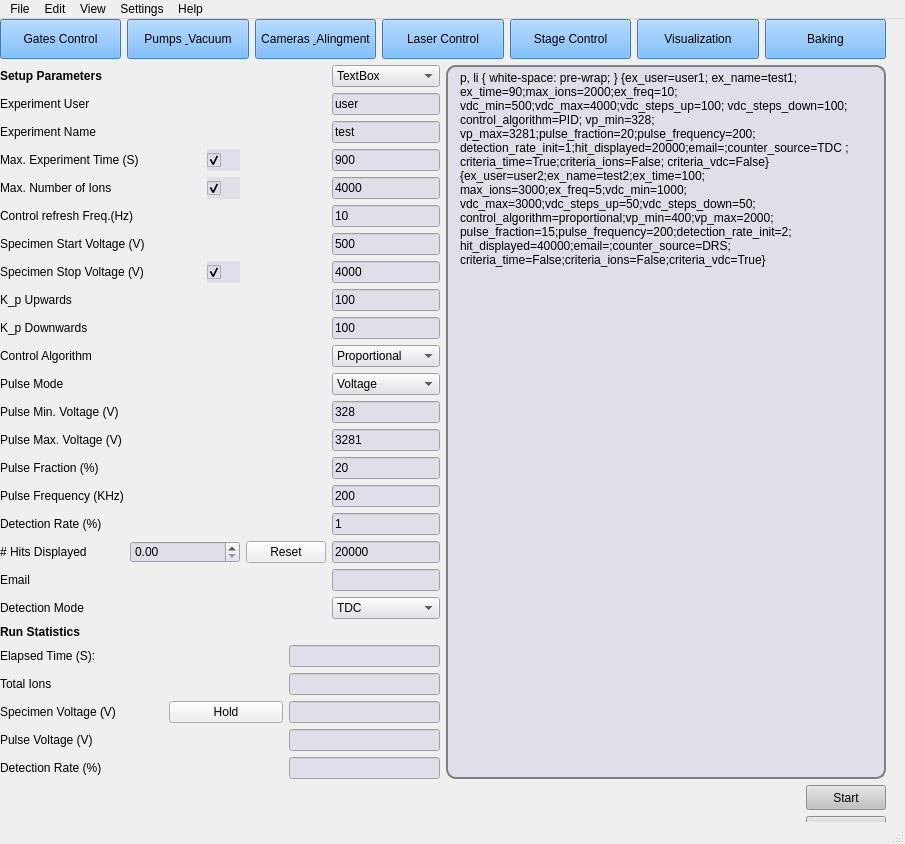
This is pyccapt/files/PyQt6_UI/gui_main.ui in mmonajem/pyoxcart as Qt 5 draws it before an edit. The edited form follows.
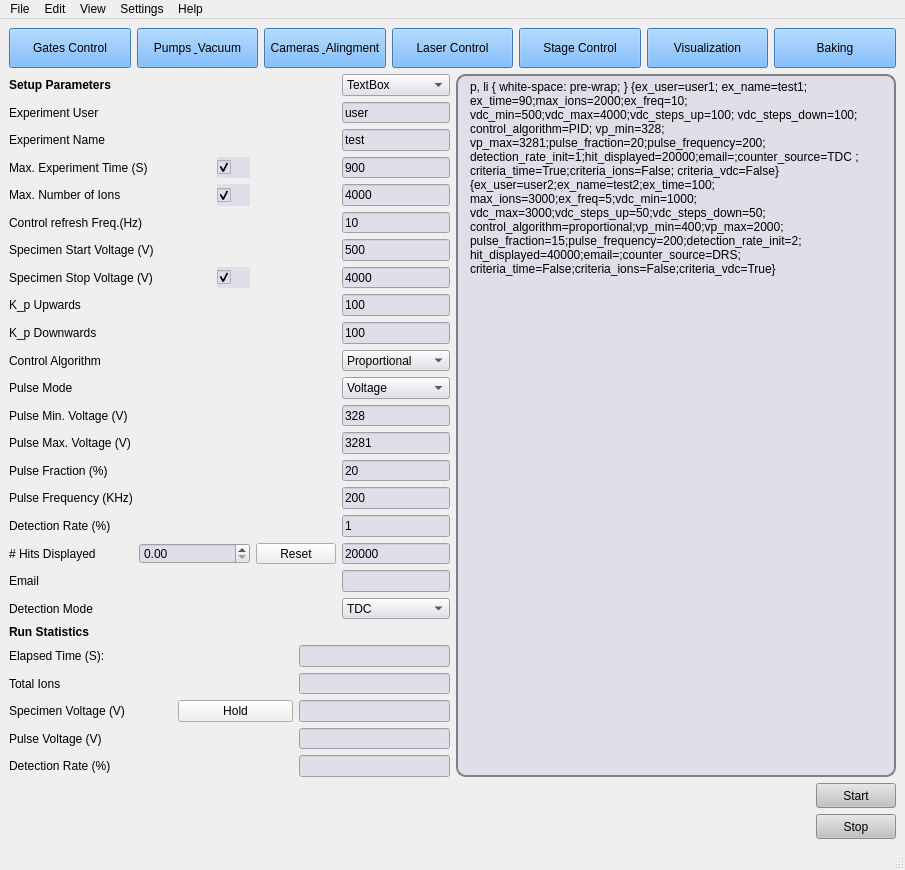
This is the edited form.

Commit message: finish new control improvement 2

The edit to the form file:
```diff
--- a/pyccapt/files/PyQt6_UI/gui_main.ui
+++ b/pyccapt/files/PyQt6_UI/gui_main.ui
@@ -7,14 +7,15 @@
                 <x>0</x>
                 <y>0</y>
                 <width>905</width>
-                <height>844</height>
+                <height>870</height>
             </rect>
         </property>
         <property name="windowTitle">
             <string>OXCART</string>
         </property>
         <widget class="QWidget" name="centralwidget">
-            <widget class="QWidget" name="">
+            <layout class="QGridLayout" name="gridLayout_5">
+                <item row="0" column="0">
                 <layout class="QGridLayout" name="gridLayout_4">
                     <item row="0" column="0" colspan="2">
                         <layout class="QHBoxLayout" name="horizontalLayout">
@@ -1339,62 +1340,78 @@
                             </property>
                             <property name="html">
                                 <string>&lt;!DOCTYPE HTML PUBLIC &quot;-//W3C//DTD HTML 4.0//EN&quot; &quot;http://www.w3.org/TR/REC-html40/strict.dtd&quot;&gt;
-                                    &lt;html&gt;&lt;head&gt;&lt;meta name=&quot;qrichtext&quot; content=&quot;1&quot; /&gt;&lt;meta
-                                    charset=&quot;utf-8&quot; /&gt;&lt;style type=&quot;text/css&quot;&gt;
-                                    p, li { white-space: pre-wrap; }
-                                    &lt;/style&gt;&lt;/head&gt;&lt;body style=&quot; font-family:'Segoe UI';
-                                    font-size:9pt; font-weight:400; font-style:normal;&quot;&gt;
-                                    &lt;p style=&quot; margin-top:0px; margin-bottom:0px; margin-left:0px;
-                                    margin-right:0px; -qt-block-indent:0; text-indent:0px;&quot;&gt;&lt;span style=&quot;
-                                    font-family:'JetBrains Mono,monospace'; font-size:8pt; color:#000000;&quot;&gt;{ex_user=user1;&lt;/span&gt;&lt;span
-                                    style=&quot; font-family:'MS Shell Dlg 2'; font-size:7.875pt;&quot;&gt;ex_name=test1;&lt;/span&gt;&lt;/p&gt;
-                                    &lt;p style=&quot; margin-top:0px; margin-bottom:0px; margin-left:0px;
-                                    margin-right:0px; -qt-block-indent:0; text-indent:0px;&quot;&gt;&lt;span style=&quot;
-                                    font-family:'MS Shell Dlg 2'; font-size:7.875pt;&quot;&gt;ex_time=90;max_ions=2000;ex_freq=10;&lt;/span&gt;&lt;/p&gt;
-                                    &lt;p style=&quot; margin-top:0px; margin-bottom:0px; margin-left:0px;
-                                    margin-right:0px; -qt-block-indent:0; text-indent:0px;&quot;&gt;&lt;span style=&quot;
-                                    font-family:'MS Shell Dlg 2'; font-size:7.875pt;&quot;&gt;vdc_min=500;vdc_max=4000;vdc_steps_up=100;&lt;/span&gt;&lt;/p&gt;
-                                    &lt;p style=&quot; margin-top:0px; margin-bottom:0px; margin-left:0px;
-                                    margin-right:0px; -qt-block-indent:0; text-indent:0px;&quot;&gt;&lt;span style=&quot;
-                                    font-family:'MS Shell Dlg 2'; font-size:7.875pt;&quot;&gt;vdc_steps_down=100;&lt;/span&gt;&lt;span
-                                    style=&quot; font-family:'JetBrains Mono,monospace'; font-size:8pt; color:#000000;&quot;&gt;control_algorithm=PID;&lt;/span&gt;&lt;span
-                                    style=&quot; font-family:'MS Shell Dlg 2'; font-size:7.875pt;&quot;&gt;vp_min=328;&lt;/span&gt;&lt;/p&gt;
-                                    &lt;p style=&quot; margin-top:0px; margin-bottom:0px; margin-left:0px;
-                                    margin-right:0px; -qt-block-indent:0; text-indent:0px;&quot;&gt;&lt;span style=&quot;
-                                    font-family:'MS Shell Dlg 2'; font-size:7.875pt;&quot;&gt;vp_max=3281;pulse_fraction=20;pulse_frequency=200;&lt;/span&gt;&lt;/p&gt;
-                                    &lt;p style=&quot; margin-top:0px; margin-bottom:0px; margin-left:0px;
-                                    margin-right:0px; -qt-block-indent:0; text-indent:0px;&quot;&gt;&lt;span style=&quot;
-                                    font-family:'MS Shell Dlg 2'; font-size:7.875pt;&quot;&gt;detection_rate_init=1;hit_displayed=20000;email=;counter_source=TDC&lt;/span&gt;&lt;span
-                                    style=&quot; font-family:'JetBrains Mono,monospace'; font-size:8pt; color:#000000;&quot;&gt;;&lt;/span&gt;&lt;/p&gt;
-                                    &lt;p style=&quot; margin-top:0px; margin-bottom:0px; margin-left:0px;
-                                    margin-right:0px; -qt-block-indent:0; text-indent:0px;&quot;&gt;&lt;span style=&quot;
-                                    font-family:'JetBrains Mono,monospace'; font-size:8pt; color:#000000;&quot;&gt;criteria_time=True;criteria_ions=False;&lt;/span&gt;&lt;/p&gt;
-                                    &lt;p style=&quot; margin-top:0px; margin-bottom:0px; margin-left:0px;
-                                    margin-right:0px; -qt-block-indent:0; text-indent:0px;&quot;&gt;&lt;span style=&quot;
-                                    font-family:'JetBrains Mono,monospace'; font-size:8pt; color:#000000;&quot;&gt;criteria_vdc=False}&lt;/span&gt;
-                                    &lt;/p&gt;
-                                    &lt;p style=&quot; margin-top:0px; margin-bottom:0px; margin-left:0px;
-                                    margin-right:0px; -qt-block-indent:0; text-indent:0px;&quot;&gt;&lt;span style=&quot;
-                                    font-family:'JetBrains Mono,monospace'; font-size:8pt; color:#000000;&quot;&gt;{ex_user=user2;ex_name=test2;ex_time=100;&lt;/span&gt;&lt;/p&gt;
-                                    &lt;p style=&quot; margin-top:0px; margin-bottom:0px; margin-left:0px;
-                                    margin-right:0px; -qt-block-indent:0; text-indent:0px;&quot;&gt;&lt;span style=&quot;
-                                    font-family:'JetBrains Mono,monospace'; font-size:8pt; color:#000000;&quot;&gt;max_ions=3000;ex_freq=5;vdc_min=1000;&lt;/span&gt;&lt;/p&gt;
-                                    &lt;p style=&quot; margin-top:0px; margin-bottom:0px; margin-left:0px;
-                                    margin-right:0px; -qt-block-indent:0; text-indent:0px;&quot;&gt;&lt;span style=&quot;
-                                    font-family:'JetBrains Mono,monospace'; font-size:8pt; color:#000000;&quot;&gt;vdc_max=3000;vdc_steps_up=50;vdc_steps_down=50;&lt;/span&gt;&lt;/p&gt;
-                                    &lt;p style=&quot; margin-top:0px; margin-bottom:0px; margin-left:0px;
-                                    margin-right:0px; -qt-block-indent:0; text-indent:0px;&quot;&gt;&lt;span style=&quot;
-                                    font-family:'JetBrains Mono,monospace'; font-size:8pt; color:#000000;&quot;&gt;control_algorithm=proportional;vp_min=400;vp_max=2000;&lt;/span&gt;&lt;/p&gt;
-                                    &lt;p style=&quot; margin-top:0px; margin-bottom:0px; margin-left:0px;
-                                    margin-right:0px; -qt-block-indent:0; text-indent:0px;&quot;&gt;&lt;span style=&quot;
-                                    font-family:'JetBrains Mono,monospace'; font-size:8pt; color:#000000;&quot;&gt;pulse_fraction=15;pulse_frequency=200;detection_rate_init=2;&lt;/span&gt;&lt;/p&gt;
-                                    &lt;p style=&quot; margin-top:0px; margin-bottom:0px; margin-left:0px;
-                                    margin-right:0px; -qt-block-indent:0; text-indent:0px;&quot;&gt;&lt;span style=&quot;
-                                    font-family:'JetBrains Mono,monospace'; font-size:8pt; color:#000000;&quot;&gt;hit_displayed=40000;email=;counter_source=DRS;&lt;/span&gt;&lt;/p&gt;
-                                    &lt;p style=&quot; margin-top:0px; margin-bottom:0px; margin-left:0px;
-                                    margin-right:0px; -qt-block-indent:0; text-indent:0px;&quot;&gt;&lt;span style=&quot;
-                                    font-family:'JetBrains Mono,monospace'; font-size:8pt; color:#000000;&quot;&gt;criteria_time=False;criteria_ions=False;criteria_vdc=True}&lt;/span&gt;
-                                    &lt;/p&gt;&lt;/body&gt;&lt;/html&gt;
+                                        &lt;html&gt;&lt;head&gt;&lt;meta name=&quot;qrichtext&quot; content=&quot;1&quot;
+                                        /&gt;&lt;meta charset=&quot;utf-8&quot; /&gt;&lt;style type=&quot;text/css&quot;&gt;
+                                        p, li { white-space: pre-wrap; }
+                                        &lt;/style&gt;&lt;/head&gt;&lt;body style=&quot; font-family:'Segoe UI';
+                                        font-size:9pt; font-weight:400; font-style:normal;&quot;&gt;
+                                        &lt;p style=&quot; margin-top:0px; margin-bottom:0px; margin-left:0px;
+                                        margin-right:0px; -qt-block-indent:0; text-indent:0px;&quot;&gt; &lt;/p&gt;
+                                        &lt;p style=&quot; margin-top:0px; margin-bottom:0px; margin-left:0px;
+                                        margin-right:0px; -qt-block-indent:0; text-indent:0px;&quot;&gt;&lt;span style=&quot;
+                                        font-family:'JetBrains Mono,monospace'; font-size:8pt; color:#000000;&quot;&gt;{ex_user=user1;&lt;/span&gt;&lt;span
+                                        style=&quot; font-family:'MS Shell Dlg 2'; font-size:7.875pt;&quot;&gt;ex_name=test1;&lt;/span&gt;
+                                        &lt;/p&gt;
+                                        &lt;p style=&quot; margin-top:0px; margin-bottom:0px; margin-left:0px;
+                                        margin-right:0px; -qt-block-indent:0; text-indent:0px;&quot;&gt;&lt;span style=&quot;
+                                        font-family:'MS Shell Dlg 2'; font-size:7.875pt;&quot;&gt;ex_time=90;max_ions=2000;ex_freq=10;&lt;/span&gt;
+                                        &lt;/p&gt;
+                                        &lt;p style=&quot; margin-top:0px; margin-bottom:0px; margin-left:0px;
+                                        margin-right:0px; -qt-block-indent:0; text-indent:0px;&quot;&gt;&lt;span style=&quot;
+                                        font-family:'MS Shell Dlg 2'; font-size:7.875pt;&quot;&gt;vdc_min=500;vdc_max=4000;vdc_steps_up=100;&lt;/span&gt;
+                                        &lt;/p&gt;
+                                        &lt;p style=&quot; margin-top:0px; margin-bottom:0px; margin-left:0px;
+                                        margin-right:0px; -qt-block-indent:0; text-indent:0px;&quot;&gt;&lt;span style=&quot;
+                                        font-family:'MS Shell Dlg 2'; font-size:7.875pt;&quot;&gt;vdc_steps_down=100;&lt;/span&gt;&lt;span
+                                        style=&quot; font-family:'JetBrains Mono,monospace'; font-size:8pt;
+                                        color:#000000;&quot;&gt;control_algorithm=PID;&lt;/span&gt;&lt;span style=&quot;
+                                        font-family:'MS Shell Dlg 2'; font-size:7.875pt;&quot;&gt;vp_min=328;&lt;/span&gt;
+                                        &lt;/p&gt;
+                                        &lt;p style=&quot; margin-top:0px; margin-bottom:0px; margin-left:0px;
+                                        margin-right:0px; -qt-block-indent:0; text-indent:0px;&quot;&gt;&lt;span style=&quot;
+                                        font-family:'MS Shell Dlg 2'; font-size:7.875pt;&quot;&gt;vp_max=3281;pulse_fraction=20;pulse_frequency=200;&lt;/span&gt;
+                                        &lt;/p&gt;
+                                        &lt;p style=&quot; margin-top:0px; margin-bottom:0px; margin-left:0px;
+                                        margin-right:0px; -qt-block-indent:0; text-indent:0px;&quot;&gt;&lt;span style=&quot;
+                                        font-family:'MS Shell Dlg 2'; font-size:7.875pt;&quot;&gt;detection_rate_init=1;hit_displayed=20000;email=;counter_source=TDC&lt;/span&gt;&lt;span
+                                        style=&quot; font-family:'JetBrains Mono,monospace'; font-size:8pt;
+                                        color:#000000;&quot;&gt;;&lt;/span&gt; &lt;/p&gt;
+                                        &lt;p style=&quot; margin-top:0px; margin-bottom:0px; margin-left:0px;
+                                        margin-right:0px; -qt-block-indent:0; text-indent:0px;&quot;&gt;&lt;span style=&quot;
+                                        font-family:'JetBrains Mono,monospace'; font-size:8pt; color:#000000;&quot;&gt;criteria_time=True;criteria_ions=False;&lt;/span&gt;
+                                        &lt;/p&gt;
+                                        &lt;p style=&quot; margin-top:0px; margin-bottom:0px; margin-left:0px;
+                                        margin-right:0px; -qt-block-indent:0; text-indent:0px;&quot;&gt;&lt;span style=&quot;
+                                        font-family:'JetBrains Mono,monospace'; font-size:8pt; color:#000000;&quot;&gt;criteria_vdc=False}&lt;/span&gt;
+                                        &lt;/p&gt;
+                                        &lt;p style=&quot; margin-top:0px; margin-bottom:0px; margin-left:0px;
+                                        margin-right:0px; -qt-block-indent:0; text-indent:0px;&quot;&gt;&lt;span style=&quot;
+                                        font-family:'JetBrains Mono,monospace'; font-size:8pt; color:#000000;&quot;&gt;{ex_user=user2;ex_name=test2;ex_time=100;&lt;/span&gt;
+                                        &lt;/p&gt;
+                                        &lt;p style=&quot; margin-top:0px; margin-bottom:0px; margin-left:0px;
+                                        margin-right:0px; -qt-block-indent:0; text-indent:0px;&quot;&gt;&lt;span style=&quot;
+                                        font-family:'JetBrains Mono,monospace'; font-size:8pt; color:#000000;&quot;&gt;max_ions=3000;ex_freq=5;vdc_min=1000;&lt;/span&gt;
+                                        &lt;/p&gt;
+                                        &lt;p style=&quot; margin-top:0px; margin-bottom:0px; margin-left:0px;
+                                        margin-right:0px; -qt-block-indent:0; text-indent:0px;&quot;&gt;&lt;span style=&quot;
+                                        font-family:'JetBrains Mono,monospace'; font-size:8pt; color:#000000;&quot;&gt;vdc_max=3000;vdc_steps_up=50;vdc_steps_down=50;&lt;/span&gt;
+                                        &lt;/p&gt;
+                                        &lt;p style=&quot; margin-top:0px; margin-bottom:0px; margin-left:0px;
+                                        margin-right:0px; -qt-block-indent:0; text-indent:0px;&quot;&gt;&lt;span style=&quot;
+                                        font-family:'JetBrains Mono,monospace'; font-size:8pt; color:#000000;&quot;&gt;control_algorithm=proportional;vp_min=400;vp_max=2000;&lt;/span&gt;
+                                        &lt;/p&gt;
+                                        &lt;p style=&quot; margin-top:0px; margin-bottom:0px; margin-left:0px;
+                                        margin-right:0px; -qt-block-indent:0; text-indent:0px;&quot;&gt;&lt;span style=&quot;
+                                        font-family:'JetBrains Mono,monospace'; font-size:8pt; color:#000000;&quot;&gt;pulse_fraction=15;pulse_frequency=200;detection_rate_init=2;&lt;/span&gt;
+                                        &lt;/p&gt;
+                                        &lt;p style=&quot; margin-top:0px; margin-bottom:0px; margin-left:0px;
+                                        margin-right:0px; -qt-block-indent:0; text-indent:0px;&quot;&gt;&lt;span style=&quot;
+                                        font-family:'JetBrains Mono,monospace'; font-size:8pt; color:#000000;&quot;&gt;hit_displayed=40000;email=;counter_source=DRS;&lt;/span&gt;
+                                        &lt;/p&gt;
+                                        &lt;p style=&quot; margin-top:0px; margin-bottom:0px; margin-left:0px;
+                                        margin-right:0px; -qt-block-indent:0; text-indent:0px;&quot;&gt;&lt;span style=&quot;
+                                        font-family:'JetBrains Mono,monospace'; font-size:8pt; color:#000000;&quot;&gt;criteria_time=False;criteria_ions=False;criteria_vdc=True}&lt;/span&gt;
+                                        &lt;/p&gt;&lt;/body&gt;&lt;/html&gt;
                                 </string>
                             </property>
                         </widget>
@@ -1484,7 +1501,8 @@
                         </layout>
                     </item>
                 </layout>
-            </widget>
+                </item>
+            </layout>
         </widget>
         <widget class="QMenuBar" name="menubar">
             <property name="geometry">
```
Left out of the diff: 166 changed lines with no effect on the pictures. Lines whose indentation alone changed are shown as unchanged. The commit also changes 24 other files.
